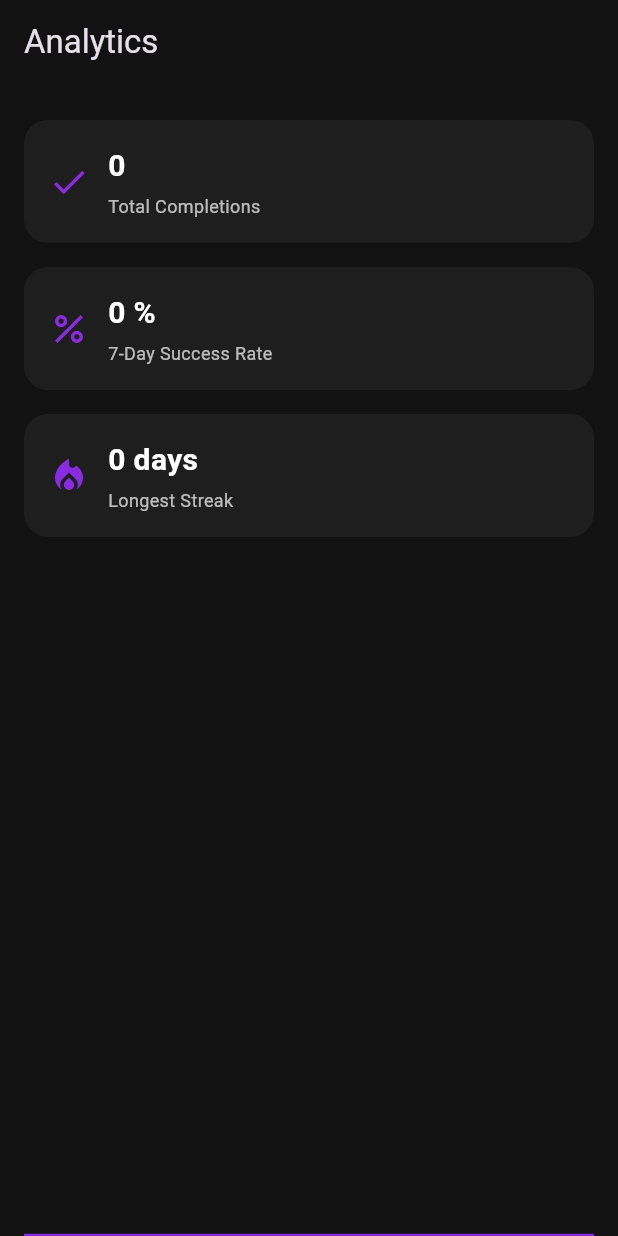
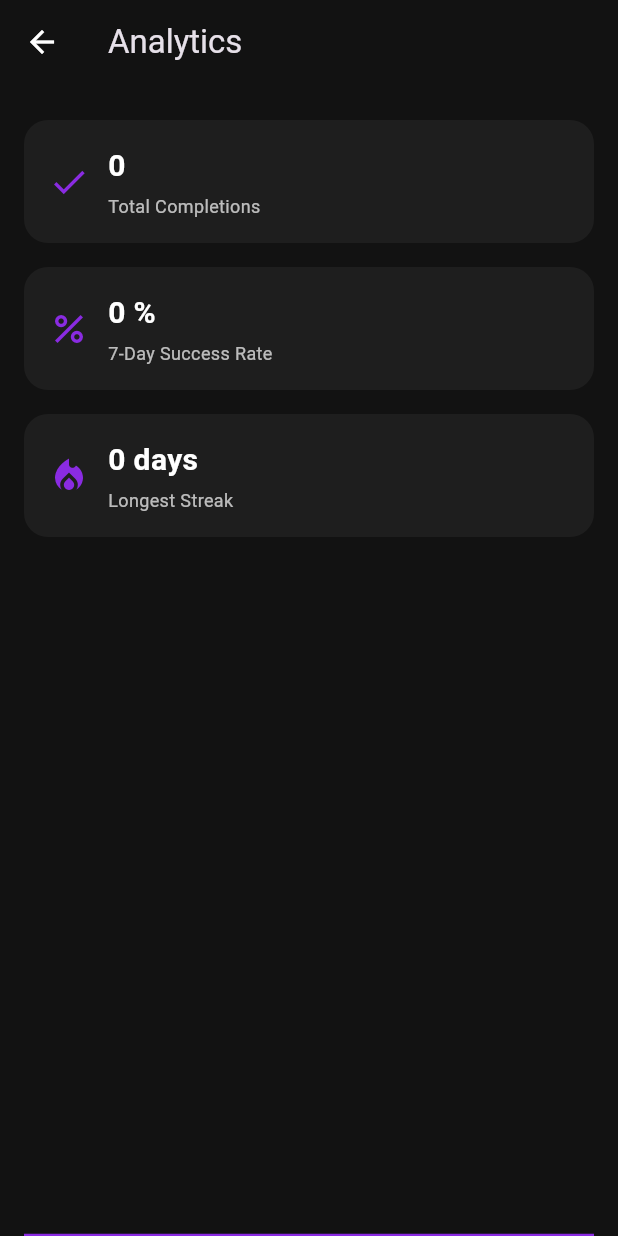
Before and after one commit to Jake1902/habit_hero, a Flutter app: the AnalyticsScreen screen opened by its route, on a phone screen of 412 x 824 dp. Run offline on Flutter 3.47's test engine with Material 3 defaults, Android fonts, the phone set to English and light mode, and no system bars; drawn by our look-alikes of fl_chart; our stand-ins replace awesome_notifications, csv, file_picker, get_it, go_router, shared_preferences and 1 more; accounts and stored records are empty.

Commit message:
Add back navigation for analytics and backup screens

```diff
--- a/lib/features/analytics/analytics_screen.dart
+++ b/lib/features/analytics/analytics_screen.dart
@@ -34,7 +34,13 @@ class _AnalyticsScreenState extends State<AnalyticsScreen> {
 
     return Scaffold(
       backgroundColor: const Color(0xFF121212),
-      appBar: AppBar(title: const Text('Analytics')),
+      appBar: AppBar(
+        title: const Text('Analytics'),
+        leading: IconButton(
+          icon: const Icon(Icons.arrow_back, color: Colors.white),
+          onPressed: () => Navigator.pop(context),
+        ),
+      ),
       body: Column(
         children: [
           const SizedBox(height: 16),
--- a/lib/features/export_import/export_import_screen.dart
+++ b/lib/features/export_import/export_import_screen.dart
@@ -84,6 +84,10 @@ class _ExportImportScreenState extends State<ExportImportScreen> {
       backgroundColor: const Color(0xFF121212),
       appBar: AppBar(
         title: const Text('Backup & Restore'),
+        leading: IconButton(
+          icon: const Icon(Icons.arrow_back, color: Colors.white),
+          onPressed: () => Navigator.pop(context),
+        ),
         backgroundColor: const Color(0xFF121212),
       ),
       body: Padding(
--- a/lib/features/home/home_screen.dart
+++ b/lib/features/home/home_screen.dart
@@ -178,7 +178,7 @@ class _HomeScreenState extends State<HomeScreen> {
         actions: [
           IconButton(
             icon: const Icon(Icons.bar_chart, color: Colors.white),
-            onPressed: () => context.go('/analytics'),
+            onPressed: () => context.push('/analytics'),
           ),
           IconButton(
             icon: const Icon(Icons.add_circle_outline, color: Colors.white),
--- a/lib/features/settings/settings_screen.dart
+++ b/lib/features/settings/settings_screen.dart
@@ -44,7 +44,7 @@ class _SettingsScreenState extends State<SettingsScreen> {
             subtitle: const Text('Export or import your data',
                 style: TextStyle(color: Color(0xFFB0B0B0))),
             trailing: const Icon(Icons.chevron_right, color: Colors.white),
-            onTap: () => context.go('/backup_restore'),
+            onTap: () => context.push('/backup_restore'),
           ),
           const Divider(color: Color(0xFF2A2A2A)),
           ListTile(
```
